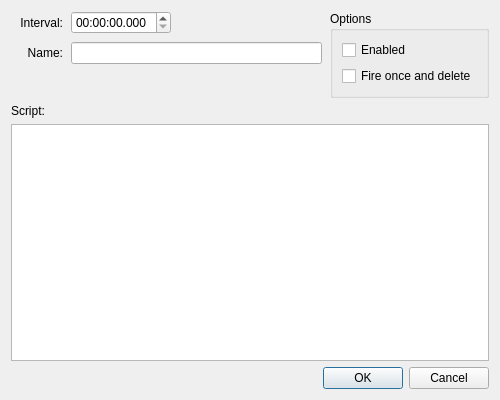
Old version of the form app/dialogtimer.ui in the repository jkdoug/mudder.
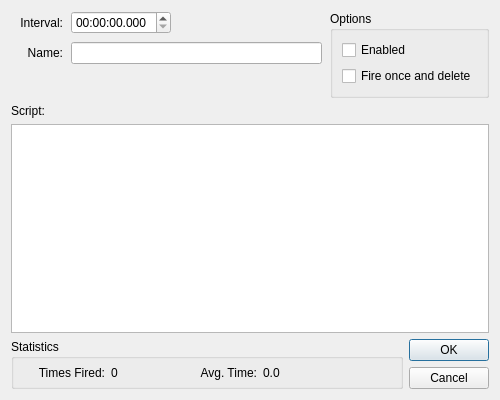
New version of the form. Custom widgets are drawn as their Qt base class.

Commit message: Statistics display for all settings

What changed in the file:
```diff
--- a/app/dialogtimer.ui
+++ b/app/dialogtimer.ui
@@ -162,14 +162,103 @@
     <widget class="LuaEdit" name="script"/>
    </item>
    <item>
-    <widget class="QDialogButtonBox" name="buttonBox">
-     <property name="orientation">
-      <enum>Qt::Horizontal</enum>
-     </property>
-     <property name="standardButtons">
-      <set>QDialogButtonBox::Cancel|QDialogButtonBox::Ok</set>
-     </property>
-    </widget>
+    <layout class="QHBoxLayout" name="horizontalLayout">
+     <item>
+      <widget class="QGroupBox" name="groupStats">
+       <property name="sizePolicy">
+        <sizepolicy hsizetype="Expanding" vsizetype="Preferred">
+         <horstretch>0</horstretch>
+         <verstretch>0</verstretch>
+        </sizepolicy>
+       </property>
+       <property name="title">
+        <string>Statistics</string>
+       </property>
+       <layout class="QGridLayout" name="gridLayout">
+        <property name="leftMargin">
+         <number>6</number>
+        </property>
+        <property name="topMargin">
+         <number>6</number>
+        </property>
+        <property name="rightMargin">
+         <number>6</number>
+        </property>
+        <property name="bottomMargin">
+         <number>6</number>
+        </property>
+        <item row="0" column="1">
+         <widget class="QLabel" name="labelTimesFired">
+          <property name="maximumSize">
+           <size>
+            <width>85</width>
+            <height>16777215</height>
+           </size>
+          </property>
+          <property name="text">
+           <string>Times Fired:</string>
+          </property>
+          <property name="alignment">
+           <set>Qt::AlignRight|Qt::AlignTrailing|Qt::AlignVCenter</set>
+          </property>
+         </widget>
+        </item>
+        <item row="0" column="2">
+         <widget class="QLabel" name="timesFired">
+          <property name="maximumSize">
+           <size>
+            <width>75</width>
+            <height>16777215</height>
+           </size>
+          </property>
+          <property name="text">
+           <string>0</string>
+          </property>
+         </widget>
+        </item>
+        <item row="0" column="3">
+         <widget class="QLabel" name="labelAvgTime">
+          <property name="maximumSize">
+           <size>
+            <width>65</width>
+            <height>16777215</height>
+           </size>
+          </property>
+          <property name="text">
+           <string>Avg. Time:</string>
+          </property>
+          <property name="alignment">
+           <set>Qt::AlignRight|Qt::AlignTrailing|Qt::AlignVCenter</set>
+          </property>
+         </widget>
+        </item>
+        <item row="0" column="4">
+         <widget class="QLabel" name="avgTime">
+          <property name="text">
+           <string>0.0</string>
+          </property>
+         </widget>
+        </item>
+       </layout>
+      </widget>
+     </item>
+     <item alignment="Qt::AlignRight|Qt::AlignBottom">
+      <widget class="QDialogButtonBox" name="buttonBox">
+       <property name="sizePolicy">
+        <sizepolicy hsizetype="Preferred" vsizetype="Fixed">
+         <horstretch>0</horstretch>
+         <verstretch>0</verstretch>
+        </sizepolicy>
+       </property>
+       <property name="orientation">
+        <enum>Qt::Vertical</enum>
+       </property>
+       <property name="standardButtons">
+        <set>QDialogButtonBox::Cancel|QDialogButtonBox::Ok</set>
+       </property>
+      </widget>
+     </item>
+    </layout>
    </item>
   </layout>
  </widget>
```
Left out of the diff: 1 changed line with no effect on the pictures. The commit also changes 6 other files.
